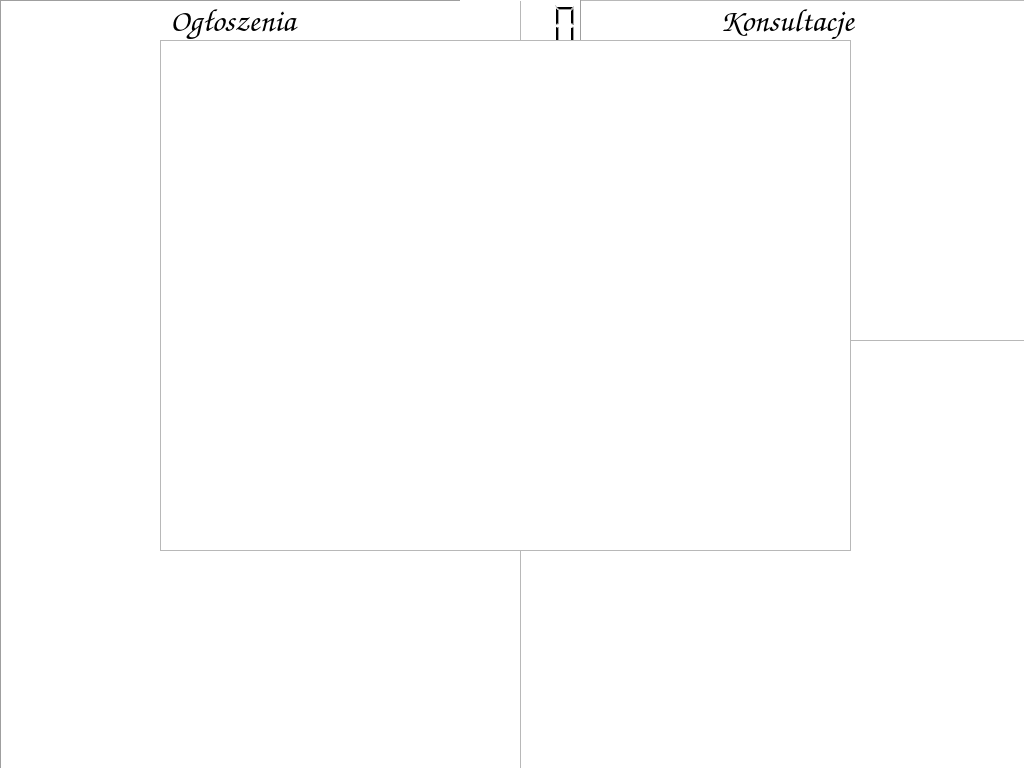
Old version of the form backend/widget.ui in the repository CiotkaCierpienia/interaktywana-tablica-ogloszen.
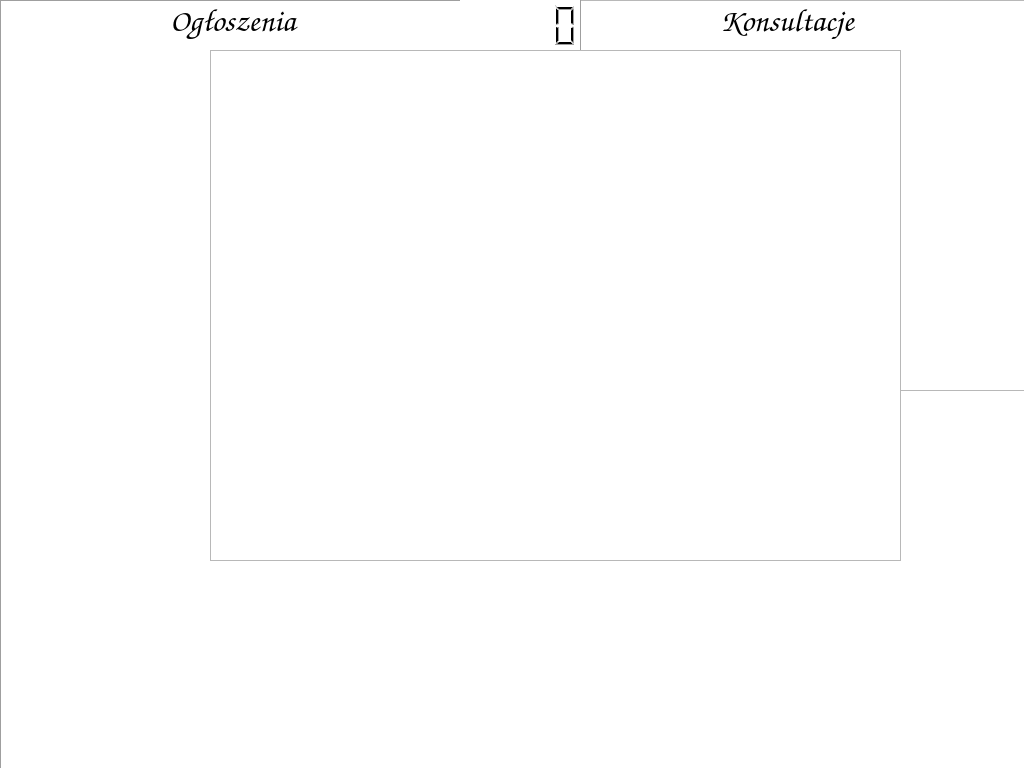
New version of the form.

```diff
--- a/backend/widget.ui
+++ b/backend/widget.ui
@@ -101,7 +101,7 @@
      <x>520</x>
      <y>0</y>
      <width>511</width>
-     <height>341</height>
+     <height>391</height>
     </rect>
    </property>
    <property name="font">
@@ -118,11 +118,16 @@
    <property name="geometry">
     <rect>
      <x>520</x>
-     <y>340</y>
+     <y>390</y>
      <width>511</width>
-     <height>451</height>
+     <height>381</height>
     </rect>
    </property>
+   <property name="font">
+    <font>
+     <pointsize>12</pointsize>
+    </font>
+   </property>
   </widget>
   <widget class="QLabel" name="label">
    <property name="geometry">
@@ -173,8 +178,8 @@
   <widget class="QLabel" name="label_3">
    <property name="geometry">
     <rect>
-     <x>730</x>
-     <y>350</y>
+     <x>700</x>
+     <y>390</y>
      <width>121</width>
      <height>41</height>
     </rect>
@@ -196,8 +201,8 @@
   <widget class="QTextEdit" name="legitymacja">
    <property name="geometry">
     <rect>
-     <x>160</x>
-     <y>40</y>
+     <x>210</x>
+     <y>50</y>
      <width>691</width>
      <height>511</height>
     </rect>
@@ -211,13 +216,13 @@
     <bool>false</bool>
    </property>
   </widget>
-  <zorder>ogloszenia</zorder>
-  <zorder>konsultacje</zorder>
   <zorder>wyniki</zorder>
-  <zorder>label</zorder>
-  <zorder>label_2</zorder>
-  <zorder>label_3</zorder>
+  <zorder>konsultacje</zorder>
+  <zorder>ogloszenia</zorder>
   <zorder>pokoj</zorder>
+  <zorder>label_3</zorder>
+  <zorder>label_2</zorder>
+  <zorder>label</zorder>
   <zorder>legitymacja</zorder>
  </widget>
  <layoutdefault spacing="6" margin="11"/>
```
